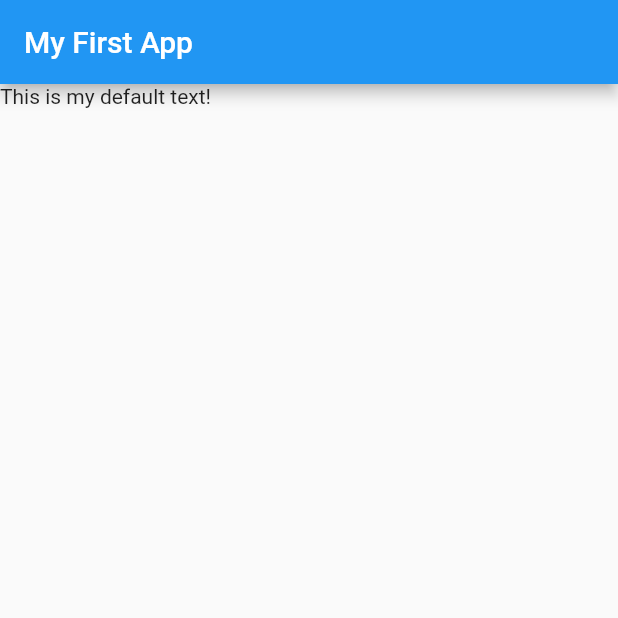
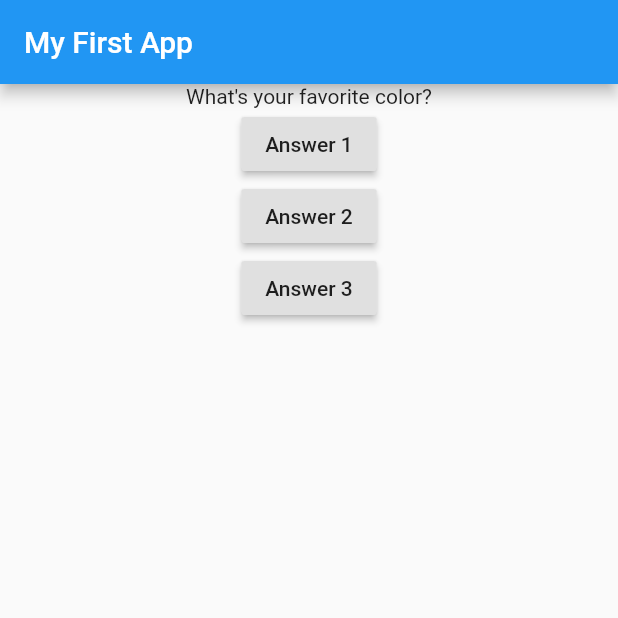
Before and after one commit to Jimcl6/personality-quiz-flutter-app, a Flutter app: the screen it shows after launch, on a phone screen of 412 x 824 dp, the top half of it. Run offline on Flutter 3.47's test engine with Material 2 defaults, Android fonts, the phone set to English and light mode, and no system bars.

```diff
--- a/lib/main.dart
+++ b/lib/main.dart
@@ -8,15 +8,60 @@ void main() => runApp(MyApp());
 
 // extends - used to inherit the properties from another class
 // functions inside a class are considered as methods.
-class MyApp extends StatelessWidget {
+
+// use StatefulWidget only when we wish to make changes within the current page of the application.
+class MyApp extends StatefulWidget {
+  @override
+  State<StatefulWidget> createState() {
+    // TODO: implement createState
+    return MyAppState();
+  }
+}
+
+class MyAppState extends State<MyApp> {
+  var questionIndex = 0;
+
+  // note: create a function only when the line of code gets too long or the process you want the code gets too complex.
+  void answerQuestion() {
+    // setState() - a method that allows the developer to make changes once user interacts with a button on the page of the application.
+    setState(() {
+      questionIndex++;
+      print(questionIndex);
+    });
+  }
+
   @override
   Widget build(BuildContext context) {
+    var questions = [
+      'What\'s your favorite color?',
+      'What\'s your favorite animal?',
+    ];
     return MaterialApp(
       home: Scaffold(
         appBar: AppBar(
           title: Text('My First App'),
         ),
-        body: Text('This is my default text!'),
+        body: Center(
+          child: Column(children: [
+            Text(questions[questionIndex]),
+            RaisedButton(
+              child: Text('Answer 1'),
+              // for onPressed flutter function: do not inlude parenthesis. only use the name of the function we made.
+              onPressed: answerQuestion,
+            ),
+            RaisedButton(
+              child: Text('Answer 2'),
+              onPressed: () => print('Answer 2 chosen!'),
+            ),
+            RaisedButton(
+              child: Text('Answer 3'),
+              // this is an anonymous function. best to be used when the function has no name.
+              onPressed: () {
+                print('Answer 3 chosen');
+              },
+            ),
+          ]),
+        ),
       ),
     );
   }
```
